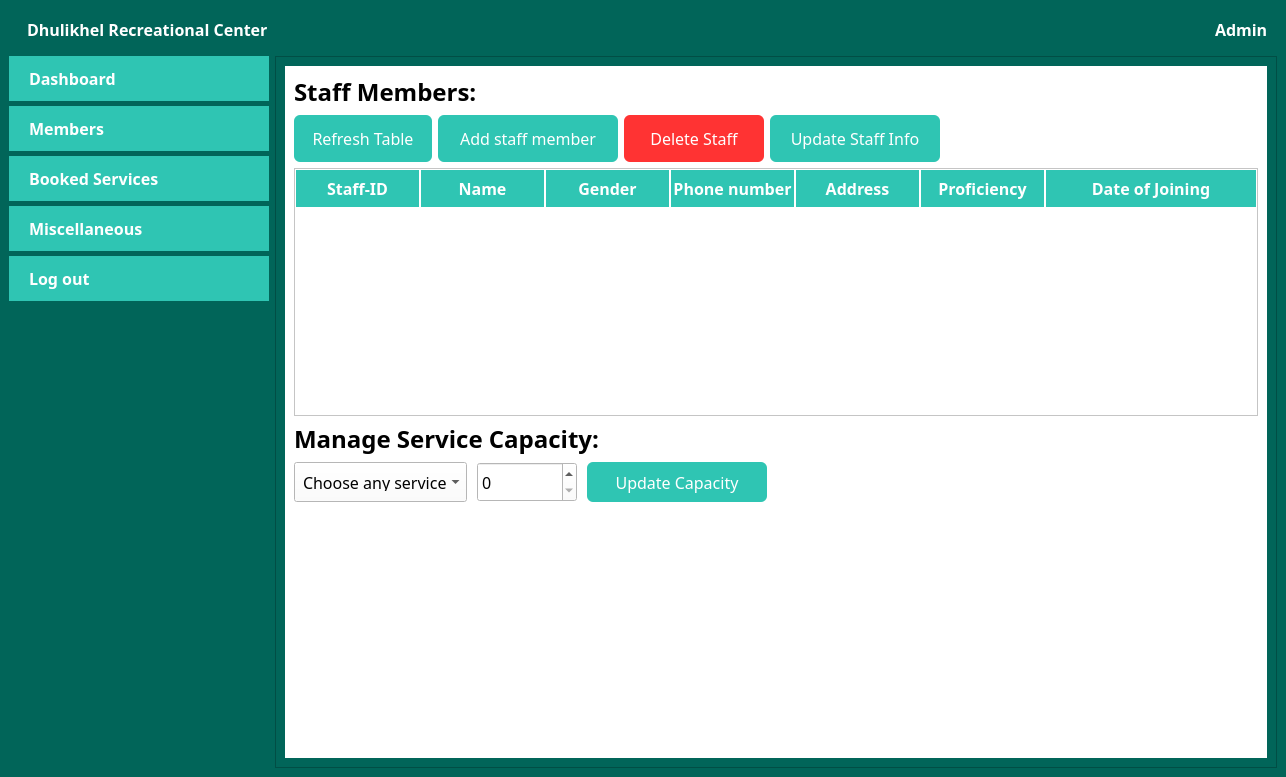
The window that admindashboard.ui (sanjibdahal/RCMS) describes before a commit, drawn with Qt 5.
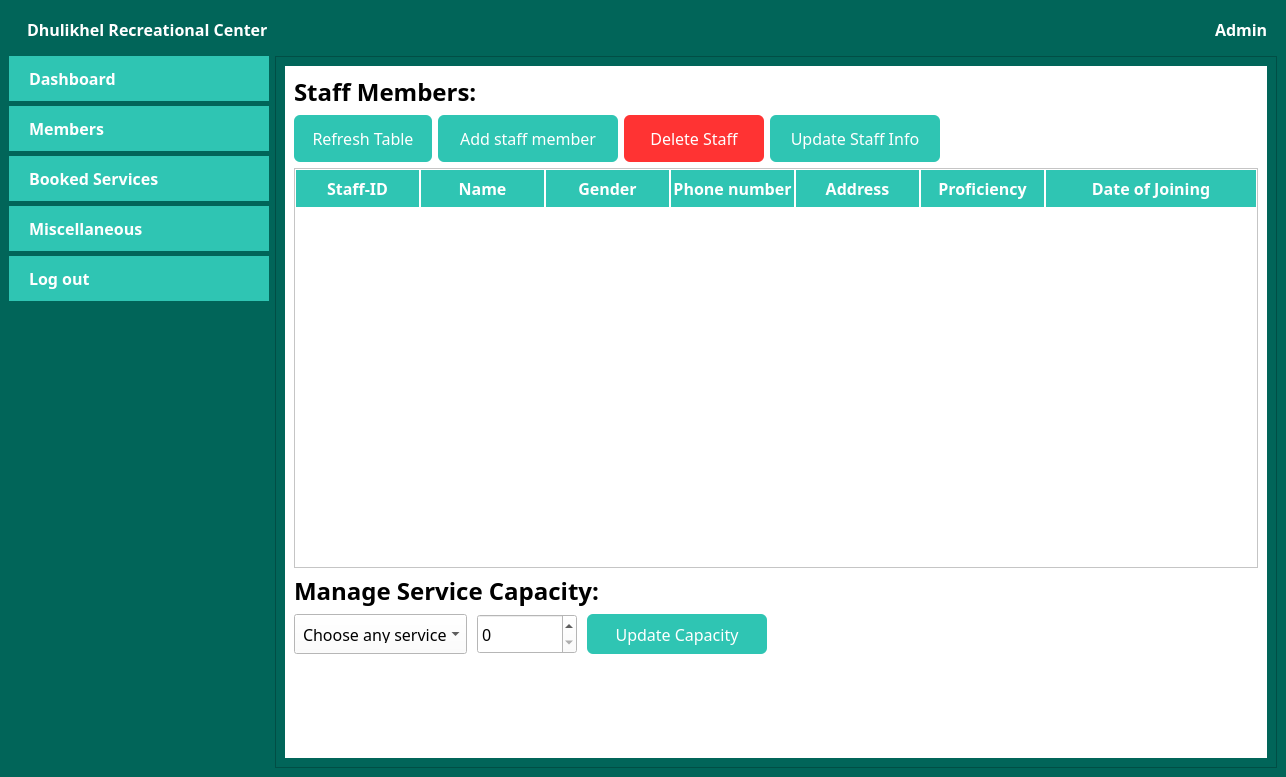
The same window after the commit. Icons and pictures are not drawn.

```diff
--- a/admindashboard.ui
+++ b/admindashboard.ui
@@ -3057,6 +3057,12 @@
                <property name="enabled">
                 <bool>true</bool>
                </property>
+               <property name="minimumSize">
+                <size>
+                 <width>0</width>
+                 <height>400</height>
+                </size>
+               </property>
                <property name="maximumSize">
                 <size>
                  <width>16777215</width>
```
